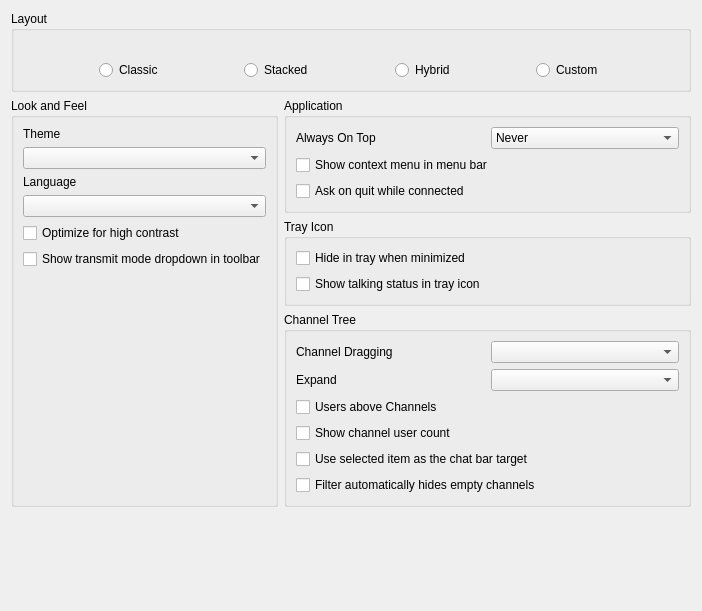
First picture: the form in src/mumble/LookConfig.ui, repository mumble-voip/mumble, before the edit.
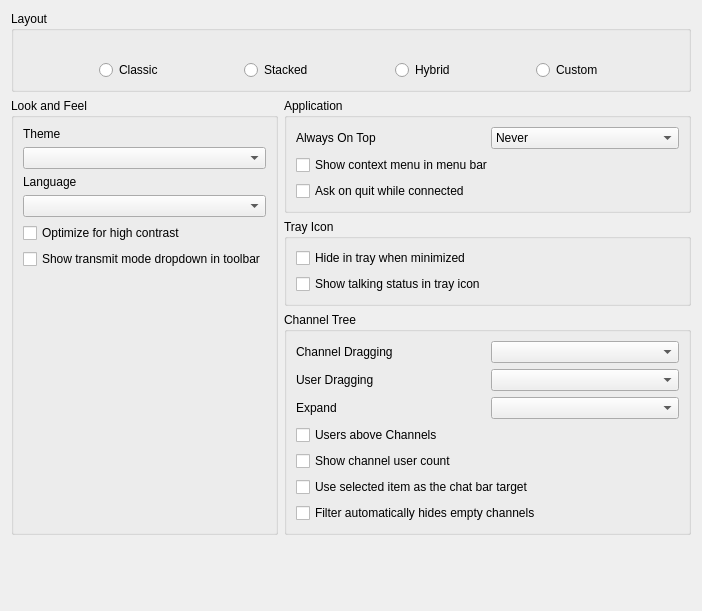
Second picture: the form after the edit. Icons and pictures are not drawn. Custom widgets are drawn as their Qt base class.

Commit message:
Implement configuring user dragging
This allows the user dragging mechanic to be configured the same way
channel dragging is configured.

Patch:
```diff
--- a/src/mumble/LookConfig.ui
+++ b/src/mumble/LookConfig.ui
@@ -260,13 +260,30 @@
        </widget>
       </item>
       <item row="1" column="0">
+       <widget class="QLabel" name="qliUserDrag">
+        <property name="text">
+         <string>User Dragging</string>
+        </property>
+       </widget>
+      </item>
+      <item row="1" column="1">
+       <widget class="MUComboBox" name="qcbUserDrag">
+        <property name="toolTip">
+         <string>This changes the behavior when moving users.</string>
+        </property>
+        <property name="whatsThis">
+         <string>This sets the behavior of user drags; it can be used to prevent accidental dragging. &lt;i&gt;Move&lt;/i&gt; moves the user without prompting. &lt;i&gt;Do Nothing&lt;/i&gt; does nothing and prints an error message. &lt;i&gt;Ask&lt;/i&gt; uses a message box to confirm if you really wanted to move the user.</string>
+        </property>
+       </widget>
+      </item>
+      <item row="2" column="0">
        <widget class="QLabel" name="qliExpand">
         <property name="text">
          <string>Expand</string>
         </property>
        </widget>
       </item>
-      <item row="1" column="1">
+      <item row="2" column="1">
        <widget class="MUComboBox" name="qcbExpand">
         <property name="toolTip">
          <string>When to automatically expand channels</string>
@@ -276,7 +293,7 @@
         </property>
        </widget>
       </item>
-      <item row="2" column="0" colspan="2">
+      <item row="3" column="0" colspan="2">
        <widget class="QCheckBox" name="qcbUsersTop">
         <property name="toolTip">
          <string>List users above subchannels (requires restart).</string>
@@ -289,7 +306,7 @@
         </property>
        </widget>
       </item>
-      <item row="3" column="0" colspan="2">
+      <item row="4" column="0" colspan="2">
        <widget class="QCheckBox" name="qcbShowUserCount">
         <property name="toolTip">
          <string>Show number of users in each channel</string>
@@ -299,14 +316,14 @@
         </property>
        </widget>
       </item>
-      <item row="4" column="0" colspan="2">
+      <item row="5" column="0" colspan="2">
        <widget class="QCheckBox" name="qcbChatBarUseSelection">
         <property name="text">
          <string>Use selected item as the chat bar target</string>
         </property>
        </widget>
       </item>
-      <item row="5" column="0" colspan="2">
+      <item row="6" column="0" colspan="2">
        <widget class="QCheckBox" name="qcbFilterHidesEmptyChannels">
         <property name="text">
          <string>Filter automatically hides empty channels</string>
```
The commit also changes 4 other files.
